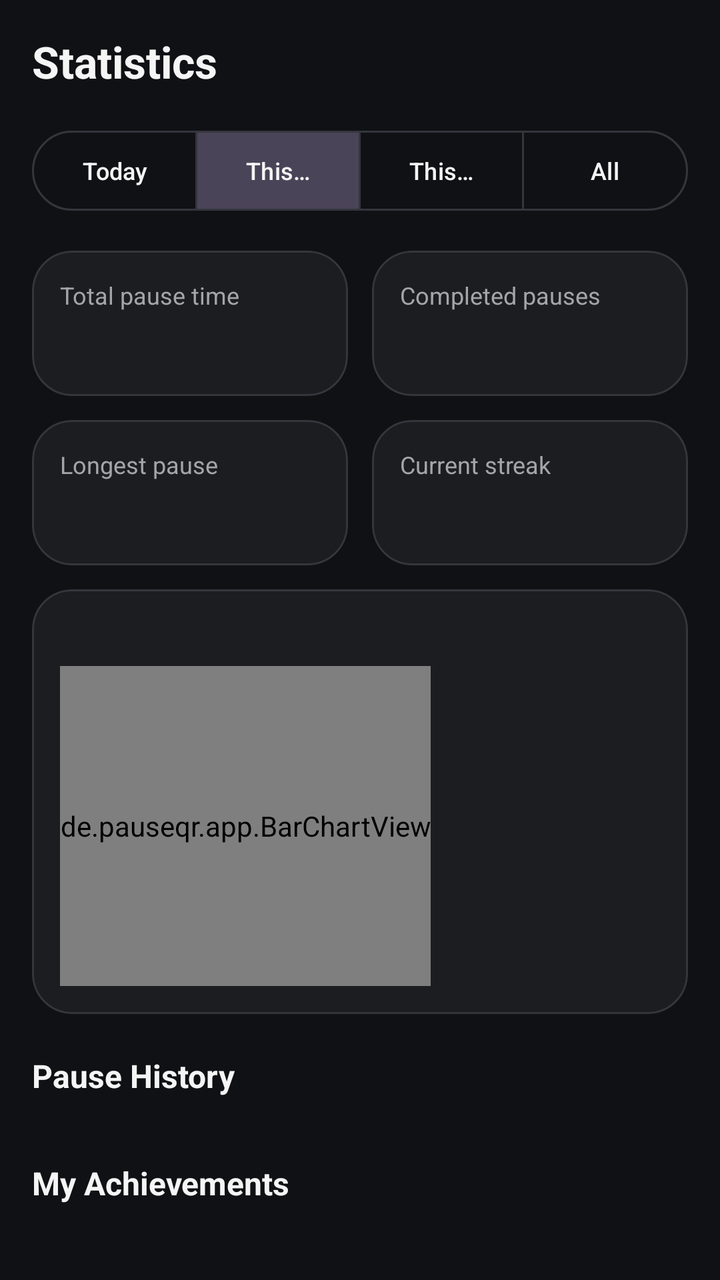
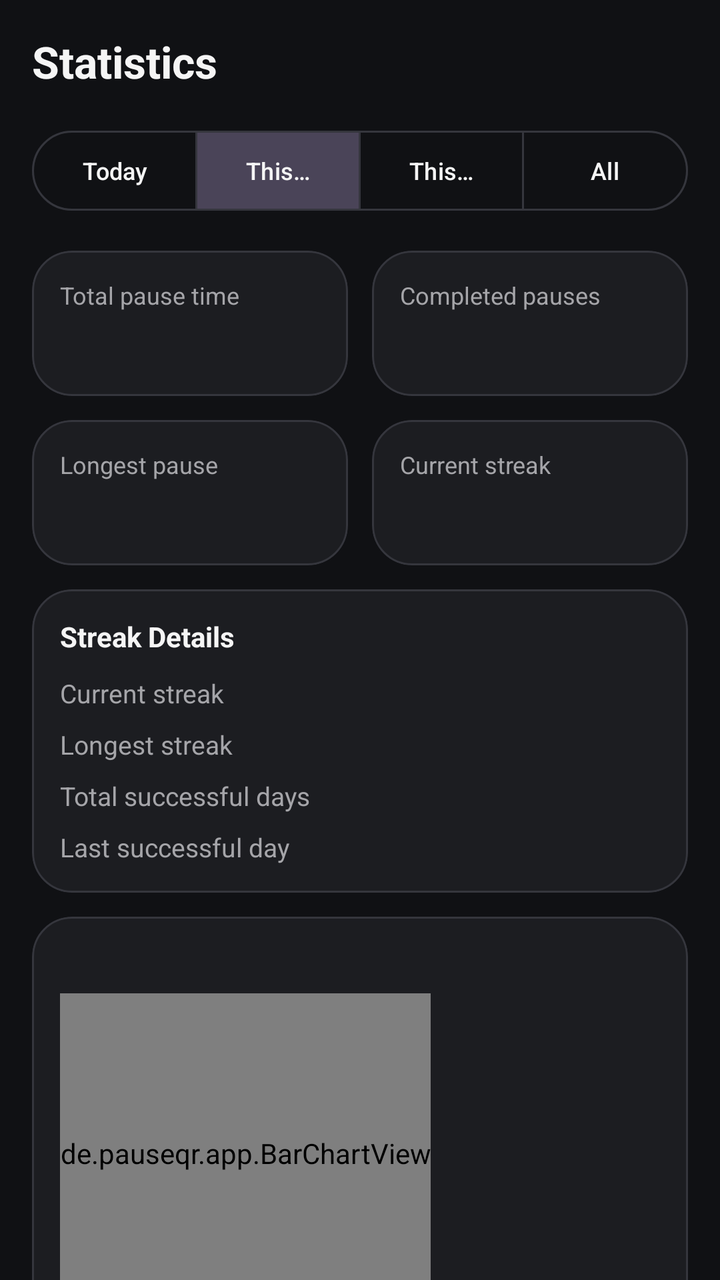

The first picture is an Android layout as it rendered before a commit; the second is the same layout after the commit. The layout source and the unified diff follow.
<!-- AndroidManifest.xml: application theme Theme.PauseQR -->
<!-- res/layout/fragment_stats.xml -->
<?xml version="1.0" encoding="utf-8"?>
<androidx.core.widget.NestedScrollView xmlns:android="http://schemas.android.com/apk/res/android"
    xmlns:app="http://schemas.android.com/apk/res-auto"
    android:layout_width="match_parent"
    android:layout_height="match_parent"
    android:background="@color/background"
    android:fillViewport="true">

    <LinearLayout
        android:layout_width="match_parent"
        android:layout_height="wrap_content"
        android:orientation="vertical"
        android:padding="16dp">

        <TextView
            android:layout_width="match_parent"
            android:layout_height="wrap_content"
            android:text="@string/nav_stats"
            android:textColor="@color/text_primary"
            android:textSize="22sp"
            android:textStyle="bold" />

        <com.google.android.material.button.MaterialButtonToggleGroup
            android:id="@+id/toggleGroupRange"
            android:layout_width="match_parent"
            android:layout_height="wrap_content"
            android:layout_marginTop="16dp"
            app:checkedButton="@id/btnRangeWeek"
            app:selectionRequired="true"
            app:singleSelection="true">

            <Button
                android:id="@+id/btnRangeToday"
                style="@style/PauseQR.Button.Outlined"
                android:layout_width="0dp"
                android:layout_height="wrap_content"
                android:layout_weight="1"
                android:text="@string/stats_range_today"
                android:textSize="12sp" />

            <Button
                android:id="@+id/btnRangeWeek"
                style="@style/PauseQR.Button.Outlined"
                android:layout_width="0dp"
                android:layout_height="wrap_content"
                android:layout_weight="1"
                android:text="@string/stats_range_week"
                android:textSize="12sp" />

            <Button
                android:id="@+id/btnRangeMonth"
                style="@style/PauseQR.Button.Outlined"
                android:layout_width="0dp"
                android:layout_height="wrap_content"
                android:layout_weight="1"
                android:text="@string/stats_range_month"
                android:textSize="12sp" />

            <Button
                android:id="@+id/btnRangeAll"
                style="@style/PauseQR.Button.Outlined"
                android:layout_width="0dp"
                android:layout_height="wrap_content"
                android:layout_weight="1"
                android:text="@string/stats_range_all"
                android:textSize="12sp" />
        </com.google.android.material.button.MaterialButtonToggleGroup>

        <TextView
            android:id="@+id/tvStatsEmpty"
            android:layout_width="match_parent"
            android:layout_height="wrap_content"
            android:layout_marginTop="24dp"
            android:gravity="center"
            android:text="@string/stats_empty_message"
            android:textColor="@color/text_secondary"
            android:textSize="14sp"
            android:visibility="gone" />

        <LinearLayout
            android:id="@+id/statsContentGroup"
            android:layout_width="match_parent"
            android:layout_height="wrap_content"
            android:orientation="vertical">

            <LinearLayout
                android:layout_width="match_parent"
                android:layout_height="wrap_content"
                android:layout_marginTop="16dp"
                android:orientation="horizontal">

                <com.google.android.material.card.MaterialCardView
                    style="@style/PauseQR.Card"
                    android:layout_width="0dp"
                    android:layout_height="wrap_content"
                    android:layout_marginEnd="6dp"
                    android:layout_weight="1">

                    <LinearLayout
                        android:layout_width="match_parent"
                        android:layout_height="wrap_content"
                        android:orientation="vertical"
                        android:padding="14dp">

                        <TextView
                            android:layout_width="match_parent"
                            android:layout_height="wrap_content"
                            android:text="@string/stats_total_time_label"
                            android:textColor="@color/text_secondary"
                            android:textSize="12sp" />

                        <TextView
                            android:id="@+id/tvTotalTime"
                            android:layout_width="match_parent"
                            android:layout_height="wrap_content"
                            android:layout_marginTop="4dp"
                            android:textColor="@color/text_primary"
                            android:textSize="18sp"
                            android:textStyle="bold" />
                    </LinearLayout>
                </com.google.android.material.card.MaterialCardView>

                <com.google.android.material.card.MaterialCardView
                    style="@style/PauseQR.Card"
                    android:layout_width="0dp"
                    android:layout_height="wrap_content"
                    android:layout_marginStart="6dp"
                    android:layout_weight="1">

                    <LinearLayout
                        android:layout_width="match_parent"
                        android:layout_height="wrap_content"
                        android:orientation="vertical"
                        android:padding="14dp">

                        <TextView
                            android:layout_width="match_parent"
                            android:layout_height="wrap_content"
                            android:text="@string/stats_completed_count_label"
                            android:textColor="@color/text_secondary"
                            android:textSize="12sp" />

                        <TextView
                            android:id="@+id/tvCompletedCount"
                            android:layout_width="match_parent"
                            android:layout_height="wrap_content"
                            android:layout_marginTop="4dp"
                            android:textColor="@color/text_primary"
                            android:textSize="18sp"
                            android:textStyle="bold" />
                    </LinearLayout>
                </com.google.android.material.card.MaterialCardView>
            </LinearLayout>

            <LinearLayout
                android:layout_width="match_parent"
                android:layout_height="wrap_content"
                android:layout_marginTop="12dp"
                android:orientation="horizontal">

                <com.google.android.material.card.MaterialCardView
                    style="@style/PauseQR.Card"
                    android:layout_width="0dp"
                    android:layout_height="wrap_content"
                    android:layout_marginEnd="6dp"
                    android:layout_weight="1">

                    <LinearLayout
                        android:layout_width="match_parent"
                        android:layout_height="wrap_content"
                        android:orientation="vertical"
                        android:padding="14dp">

                        <TextView
                            android:layout_width="match_parent"
                            android:layout_height="wrap_content"
                            android:text="@string/stats_longest_label"
                            android:textColor="@color/text_secondary"
                            android:textSize="12sp" />

                        <TextView
                            android:id="@+id/tvLongestPause"
                            android:layout_width="match_parent"
                            android:layout_height="wrap_content"
                            android:layout_marginTop="4dp"
                            android:textColor="@color/text_primary"
                            android:textSize="18sp"
                            android:textStyle="bold" />
                    </LinearLayout>
                </com.google.android.material.card.MaterialCardView>

                <com.google.android.material.card.MaterialCardView
                    style="@style/PauseQR.Card"
                    android:layout_width="0dp"
                    android:layout_height="wrap_content"
                    android:layout_marginStart="6dp"
                    android:layout_weight="1">

                    <LinearLayout
                        android:layout_width="match_parent"
                        android:layout_height="wrap_content"
                        android:orientation="vertical"
                        android:padding="14dp">

                        <TextView
                            android:layout_width="match_parent"
                            android:layout_height="wrap_content"
                            android:text="@string/stats_streak_label"
                            android:textColor="@color/text_secondary"
                            android:textSize="12sp" />

                        <TextView
                            android:id="@+id/tvStreak"
                            android:layout_width="match_parent"
                            android:layout_height="wrap_content"
                            android:layout_marginTop="4dp"
                            android:textColor="@color/text_primary"
                            android:textSize="18sp"
                            android:textStyle="bold" />
                    </LinearLayout>
                </com.google.android.material.card.MaterialCardView>
            </LinearLayout>

            <com.google.android.material.card.MaterialCardView
                android:id="@+id/chartCard"
                style="@style/PauseQR.Card"
                android:layout_width="match_parent"
                android:layout_height="wrap_content"
                android:layout_marginTop="12dp">

                <LinearLayout
                    android:layout_width="match_parent"
                    android:layout_height="wrap_content"
                    android:orientation="vertical"
                    android:padding="14dp">

                    <TextView
                        android:id="@+id/tvChartTitle"
                        android:layout_width="match_parent"
                        android:layout_height="wrap_content"
                        android:textColor="@color/text_secondary"
                        android:textSize="12sp" />

                    <HorizontalScrollView
                        android:id="@+id/chartScroll"
                        android:layout_width="match_parent"
                        android:layout_height="wrap_content"
                        android:layout_marginTop="8dp"
                        android:scrollbars="none">

                        <de.pauseqr.app.BarChartView
                            android:id="@+id/barChartView"
                            android:layout_width="match_parent"
                            android:layout_height="160dp" />
                    </HorizontalScrollView>
                </LinearLayout>
            </com.google.android.material.card.MaterialCardView>

            <TextView
                android:layout_width="match_parent"
                android:layout_height="wrap_content"
                android:layout_marginTop="20dp"
                android:text="@string/stats_history_title"
                android:textColor="@color/text_primary"
                android:textSize="16sp"
                android:textStyle="bold" />

            <TextView
                android:id="@+id/tvHistoryEmpty"
                android:layout_width="match_parent"
                android:layout_height="wrap_content"
                android:layout_marginTop="8dp"
                android:text="@string/stats_history_empty"
                android:textColor="@color/text_secondary"
                android:textSize="13sp"
                android:visibility="gone" />

            <LinearLayout
                android:id="@+id/historyContainer"
                android:layout_width="match_parent"
                android:layout_height="wrap_content"
                android:layout_marginTop="8dp"
                android:orientation="vertical" />
        </LinearLayout>

        <TextView
            android:layout_width="match_parent"
            android:layout_height="wrap_content"
            android:layout_marginTop="24dp"
            android:text="@string/stats_achievements_title"
            android:textColor="@color/text_primary"
            android:textSize="16sp"
            android:textStyle="bold" />

        <LinearLayout
            android:id="@+id/achievementsContainer"
            android:layout_width="match_parent"
            android:layout_height="wrap_content"
            android:layout_marginTop="8dp"
            android:layout_marginBottom="16dp"
            android:orientation="vertical" />
    </LinearLayout>
</androidx.core.widget.NestedScrollView>
<!-- resources referenced by this layout -->
<resources>
  <color name="background">#101114</color>
  <color name="text_primary">#F5F5F5</color>
  <color name="text_secondary">#A5A5A9</color>
  <string name="nav_stats">Statistics</string>
  <string name="stats_achievements_title">My Achievements</string>
  <string name="stats_completed_count_label">Completed pauses</string>
  <string name="stats_empty_message">No statistics yet. Start your first ScanOff pause!</string>
  <string name="stats_history_empty">No completed pauses in this period yet.</string>
  <string name="stats_history_title">Pause History</string>
  <string name="stats_longest_label">Longest pause</string>
  <string name="stats_range_all">All</string>
  <string name="stats_range_month">This Month</string>
  <string name="stats_range_today">Today</string>
  <string name="stats_range_week">This Week</string>
  <string name="stats_streak_label">Current streak</string>
  <string name="stats_total_time_label">Total pause time</string>
  <style name="PauseQR.Button.Outlined" parent="Widget.Material3.Button.OutlinedButton">
          <item name="android:textColor">@color/text_primary</item>
          <item name="strokeColor">@color/outline</item>
      </style>
  <style name="PauseQR.Card" parent="Widget.Material3.CardView.Elevated">
          <item name="cardCornerRadius">20dp</item>
          <item name="cardElevation">0dp</item>
          <item name="strokeWidth">1dp</item>
          <item name="strokeColor">@color/outline</item>
          <item name="cardBackgroundColor">@color/surface</item>
      </style>
  <style name="Theme.PauseQR" parent="Theme.Material3.Dark.NoActionBar">
          <item name="colorPrimary">@color/primary</item>
          <item name="colorOnPrimary">@color/on_primary</item>
          <item name="colorPrimaryContainer">@color/primary_container</item>
          <item name="colorSecondary">@color/primary</item>
          <item name="colorSurface">@color/surface</item>
          <item name="colorOnSurface">@color/text_primary</item>
          <item name="colorOutline">@color/outline</item>
          <item name="android:windowBackground">@color/background</item>
          <item name="android:statusBarColor">@color/background</item>
          <item name="android:navigationBarColor">@color/background</item>
          
      </style>
  <color name="outline">#35363D</color>
  <color name="surface">#1C1D21</color>
  <color name="primary">#FFFFFF</color>
  <color name="on_primary">#101114</color>
  <color name="primary_container">#24262B</color>
</resources>

<!-- the commit's change to res/layout/fragment_stats.xml (unified diff, before → after) -->
@@ -221,6 +221,125 @@
                 </com.google.android.material.card.MaterialCardView>
             </LinearLayout>
 
+            
+            <com.google.android.material.card.MaterialCardView
+                style="@style/PauseQR.Card"
+                android:layout_width="match_parent"
+                android:layout_height="wrap_content"
+                android:layout_marginTop="12dp">
+
+                <LinearLayout
+                    android:layout_width="match_parent"
+                    android:layout_height="wrap_content"
+                    android:orientation="vertical"
+                    android:padding="14dp">
+
+                    <TextView
+                        android:layout_width="match_parent"
+                        android:layout_height="wrap_content"
+                        android:text="@string/stats_streak_details_title"
+                        android:textColor="@color/text_primary"
+                        android:textSize="14sp"
+                        android:textStyle="bold" />
+
+                    <LinearLayout
+                        android:layout_width="match_parent"
+                        android:layout_height="wrap_content"
+                        android:layout_marginTop="10dp"
+                        android:gravity="center_vertical"
+                        android:orientation="horizontal">
+
+                        <TextView
+                            android:layout_width="0dp"
+                            android:layout_height="wrap_content"
+                            android:layout_weight="1"
+                            android:text="@string/stats_streak_label"
+                            android:textColor="@color/text_secondary"
+                            android:textSize="13sp" />
+
+                        <TextView
+                            android:id="@+id/tvStreakCurrentDetail"
+                            android:layout_width="wrap_content"
+                            android:layout_height="wrap_content"
+                            android:textColor="@color/text_primary"
+                            android:textSize="13sp"
+                            android:textStyle="bold" />
+                    </LinearLayout>
+
+                    <LinearLayout
+                        android:layout_width="match_parent"
+                        android:layout_height="wrap_content"
+                        android:layout_marginTop="8dp"
+                        android:gravity="center_vertical"
+                        android:orientation="horizontal">
+
+                        <TextView
+                            android:layout_width="0dp"
+                            android:layout_height="wrap_content"
+                            android:layout_weight="1"
+                            android:text="@string/stats_streak_longest_label"
+                            android:textColor="@color/text_secondary"
+                            android:textSize="13sp" />
+
+                        <TextView
+                            android:id="@+id/tvStreakLongest"
+                            android:layout_width="wrap_content"
+                            android:layout_height="wrap_content"
+                            android:textColor="@color/text_primary"
+                            android:textSize="13sp"
+                            android:textStyle="bold" />
+                    </LinearLayout>
+
+                    <LinearLayout
+                        android:layout_width="match_parent"
+                        android:layout_height="wrap_content"
+                        android:layout_marginTop="8dp"
+                        android:gravity="center_vertical"
+                        android:orientation="horizontal">
+
+                        <TextView
+                            android:layout_width="0dp"
+                            android:layout_height="wrap_content"
+                            android:layout_weight="1"
+                            android:text="@string/stats_streak_total_days_label"
+                            android:textColor="@color/text_secondary"
+                            android:textSize="13sp" />
+
+                        <TextView
+                            android:id="@+id/tvStreakTotalDays"
+                            android:layout_width="wrap_content"
+                            android:layout_height="wrap_content"
+                            android:textColor="@color/text_primary"
+                            android:textSize="13sp"
+                            android:textStyle="bold" />
+                    </LinearLayout>
+
+                    <LinearLayout
+                        android:layout_width="match_parent"
+                        android:layout_height="wrap_content"
+                        android:layout_marginTop="8dp"
+                        android:gravity="center_vertical"
+                        android:orientation="horizontal">
+
+                        <TextView
+                            android:layout_width="0dp"
+                            android:layout_height="wrap_content"
+                            android:layout_weight="1"
+                            android:text="@string/stats_streak_last_success_label"
+                            android:textColor="@color/text_secondary"
+                            android:textSize="13sp" />
+
+                        <TextView
+                            android:id="@+id/tvStreakLastSuccess"
+                            android:layout_width="wrap_content"
+                            android:layout_height="wrap_content"
+                            android:textColor="@color/text_primary"
+                            android:textSize="13sp"
+                            android:textStyle="bold" />
+                    </LinearLayout>
+                </LinearLayout>
+            </com.google.android.material.card.MaterialCardView>
+
             <com.google.android.material.card.MaterialCardView
                 android:id="@+id/chartCard"
                 style="@style/PauseQR.Card"
<!-- resource entries referenced after the edit -->
@@ -14,7 +14,11 @@
   <string name="stats_range_month">This Month</string>
   <string name="stats_range_today">Today</string>
   <string name="stats_range_week">This Week</string>
+  <string name="stats_streak_details_title">Streak Details</string>
   <string name="stats_streak_label">Current streak</string>
+  <string name="stats_streak_last_success_label">Last successful day</string>
+  <string name="stats_streak_longest_label">Longest streak</string>
+  <string name="stats_streak_total_days_label">Total successful days</string>
   <string name="stats_total_time_label">Total pause time</string>
   <style name="PauseQR.Button.Outlined" parent="Widget.Material3.Button.OutlinedButton">
           <item name="android:textColor">@color/text_primary</item>
